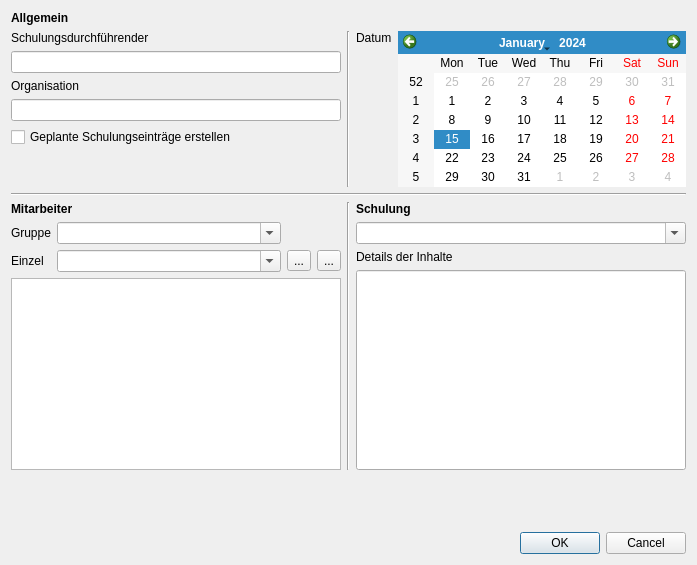
Old version of the form ui/qmsigninglistdialog.ui in the repository Christian-Kr/QualificationMatrix.
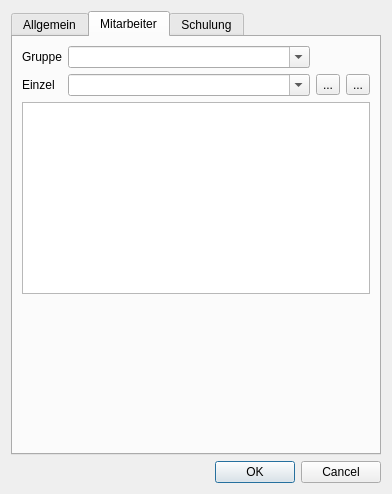
New version of the form. The open tabs and pages were chosen to show the change. Icons and pictures are not drawn.

Commit message: Change train signing list dialog

```diff
--- a/ui/qmsigninglistdialog.ui
+++ b/ui/qmsigninglistdialog.ui
@@ -6,29 +6,24 @@
    <rect>
     <x>0</x>
     <y>0</y>
-    <width>697</width>
-    <height>565</height>
+    <width>392</width>
+    <height>494</height>
    </rect>
   </property>
   <property name="windowTitle">
    <string>Unterschriftenliste erstellen</string>
   </property>
-  <layout class="QVBoxLayout" name="verticalLayout_4">
+  <layout class="QVBoxLayout" name="verticalLayout_7">
    <item>
-    <widget class="QLabel" name="label_2">
-     <property name="font">
-      <font>
-       <weight>75</weight>
-       <bold>true</bold>
-      </font>
+    <widget class="QTabWidget" name="twGroups">
+     <property name="currentIndex">
+      <number>0</number>
      </property>
-     <property name="text">
+     <widget class="QWidget" name="taGeneral">
+      <attribute name="title">
       <string>Allgemein</string>
-     </property>
-    </widget>
-   </item>
-   <item>
-    <layout class="QHBoxLayout" name="horizontalLayout_3">
+      </attribute>
+      <layout class="QVBoxLayout" name="verticalLayout_4">
      <item>
       <layout class="QVBoxLayout" name="verticalLayout">
        <item>
@@ -58,28 +53,8 @@
          </property>
         </widget>
        </item>
-       <item>
-        <spacer name="verticalSpacer_3">
-         <property name="orientation">
-          <enum>Qt::Vertical</enum>
-         </property>
-         <property name="sizeHint" stdset="0">
-          <size>
-           <width>20</width>
-           <height>40</height>
-          </size>
-         </property>
-        </spacer>
-       </item>
-      </layout>
-     </item>
-     <item>
-      <widget class="Line" name="line_3">
-       <property name="orientation">
-        <enum>Qt::Vertical</enum>
-       </property>
-      </widget>
-     </item>
+        </layout>
+       </item>
      <item>
       <layout class="QHBoxLayout" name="horizontalLayout">
        <item>
@@ -97,32 +72,28 @@
        </item>
       </layout>
      </item>
-    </layout>
-   </item>
    <item>
-    <widget class="Line" name="line">
+        <spacer name="verticalSpacer_3">
      <property name="orientation">
-      <enum>Qt::Horizontal</enum>
-     </property>
-    </widget>
-   </item>
-   <item>
-    <layout class="QHBoxLayout" name="horizontalLayout_2">
-     <item>
-      <layout class="QVBoxLayout" name="verticalLayout_3">
-       <item>
-        <widget class="QLabel" name="label">
-         <property name="font">
-          <font>
-           <weight>75</weight>
-           <bold>true</bold>
-          </font>
-         </property>
-         <property name="text">
+          <enum>Qt::Vertical</enum>
+         </property>
+         <property name="sizeHint" stdset="0">
+          <size>
+           <width>20</width>
+           <height>40</height>
+          </size>
+         </property>
+        </spacer>
+       </item>
+      </layout>
+     </widget>
+     <widget class="QWidget" name="taEmployee">
+      <attribute name="title">
           <string>Mitarbeiter</string>
-         </property>
-        </widget>
-       </item>
+      </attribute>
+      <layout class="QVBoxLayout" name="verticalLayout_5">
+       <item>
+        <layout class="QVBoxLayout" name="verticalLayout_3">
        <item>
         <layout class="QGridLayout" name="gridLayout">
          <item row="1" column="0">
@@ -220,12 +191,25 @@
       </layout>
      </item>
      <item>
-      <widget class="Line" name="line_2">
+        <spacer name="verticalSpacer_2">
        <property name="orientation">
         <enum>Qt::Vertical</enum>
        </property>
-      </widget>
-     </item>
+         <property name="sizeHint" stdset="0">
+          <size>
+           <width>20</width>
+           <height>40</height>
+          </size>
+         </property>
+        </spacer>
+       </item>
+      </layout>
+     </widget>
+     <widget class="QWidget" name="taTraining">
+      <attribute name="title">
+       <string>Schulung</string>
+      </attribute>
+      <layout class="QVBoxLayout" name="verticalLayout_6">
      <item>
       <layout class="QVBoxLayout" name="verticalLayout_2">
        <item>
@@ -274,19 +258,8 @@
       </layout>
      </item>
     </layout>
-   </item>
-   <item>
-    <spacer name="verticalSpacer">
-     <property name="orientation">
-      <enum>Qt::Vertical</enum>
-     </property>
-     <property name="sizeHint" stdset="0">
-      <size>
-       <width>20</width>
-       <height>0</height>
-      </size>
-     </property>
-    </spacer>
+     </widget>
+    </widget>
    </item>
    <item>
     <widget class="QDialogButtonBox" name="buttonBox">
```
Lines whose indentation alone changed are shown as unchanged. The commit also changes 2 other files.
